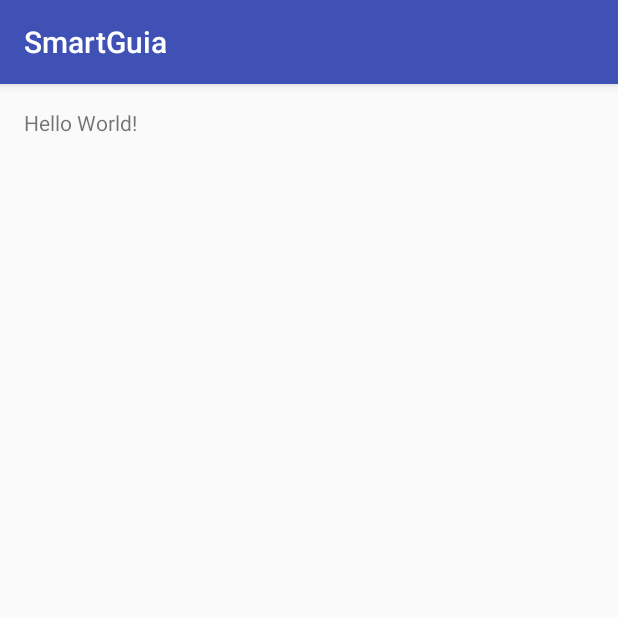
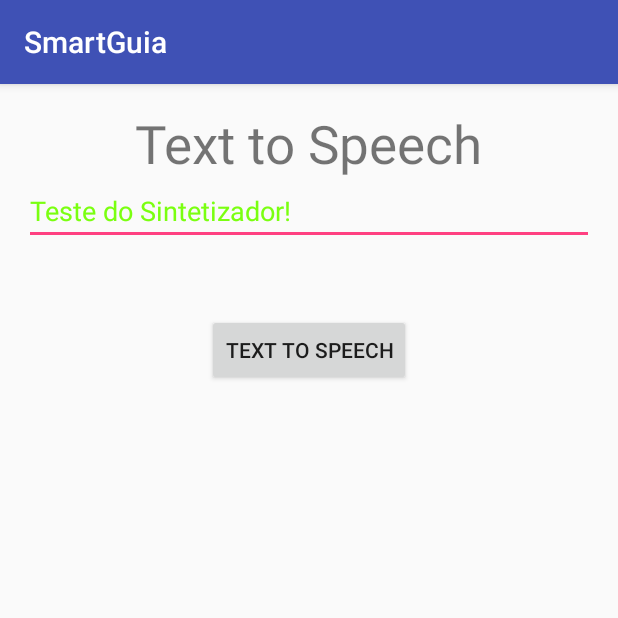
Before and after one commit to GonzagaDev/SmartGuia, an Android app: the screen it shows after launch (MainActivity), on a phone screen of 412 x 824 dp, the top half of it. Run offline under Robolectric (Android 15) with nearby library versions, the phone set to English and light mode, and no system bars.

Commit message:
Criação da tela do Sintetizador

```diff
--- a/SmartGuia/app/src/main/res/layout/activity_main.xml
+++ b/SmartGuia/app/src/main/res/layout/activity_main.xml
@@ -10,7 +10,35 @@
     tools:context="auditsolution.com.br.smartguia.MainActivity">
 
     <TextView
+        android:id="@+id/textview"
         android:layout_width="wrap_content"
         android:layout_height="wrap_content"
-        android:text="Hello World!" />
+        android:layout_alignParentTop="true"
+        android:layout_centerHorizontal="true"
+        android:text="Text to Speech"
+        android:textSize="35dp" />
+
+    <EditText
+        android:id="@+id/editText"
+        android:layout_width="wrap_content"
+        android:layout_height="wrap_content"
+
+        android:layout_alignParentEnd="true"
+        android:layout_alignParentLeft="true"
+        android:layout_alignParentRight="true"
+        android:layout_alignParentStart="true"
+        android:layout_marginTop="46dp"
+        android:hint="Enter Text"
+        android:text="Teste do Sintetizador!"
+        android:textColor="#ff7aff10"
+        android:textColorHint="#ffff23d1" />
+
+    <Button
+        android:id="@+id/button"
+        android:layout_width="wrap_content"
+        android:layout_height="wrap_content"
+        android:layout_below="@+id/editText"
+        android:layout_centerHorizontal="true"
+        android:layout_marginTop="46dp"
+        android:text="Text to Speech" />
 </RelativeLayout>
```
